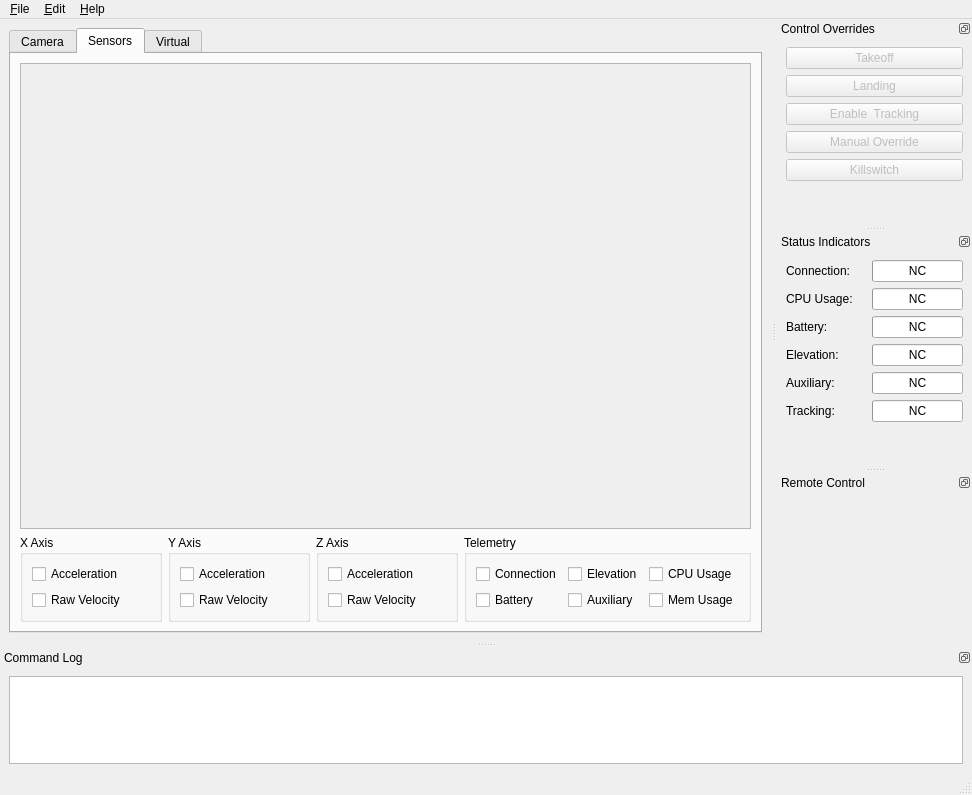
Qt form heliview/src/ApplicationFrame.ui (gcsmith/ktgt-uav-desktop) before a commit.
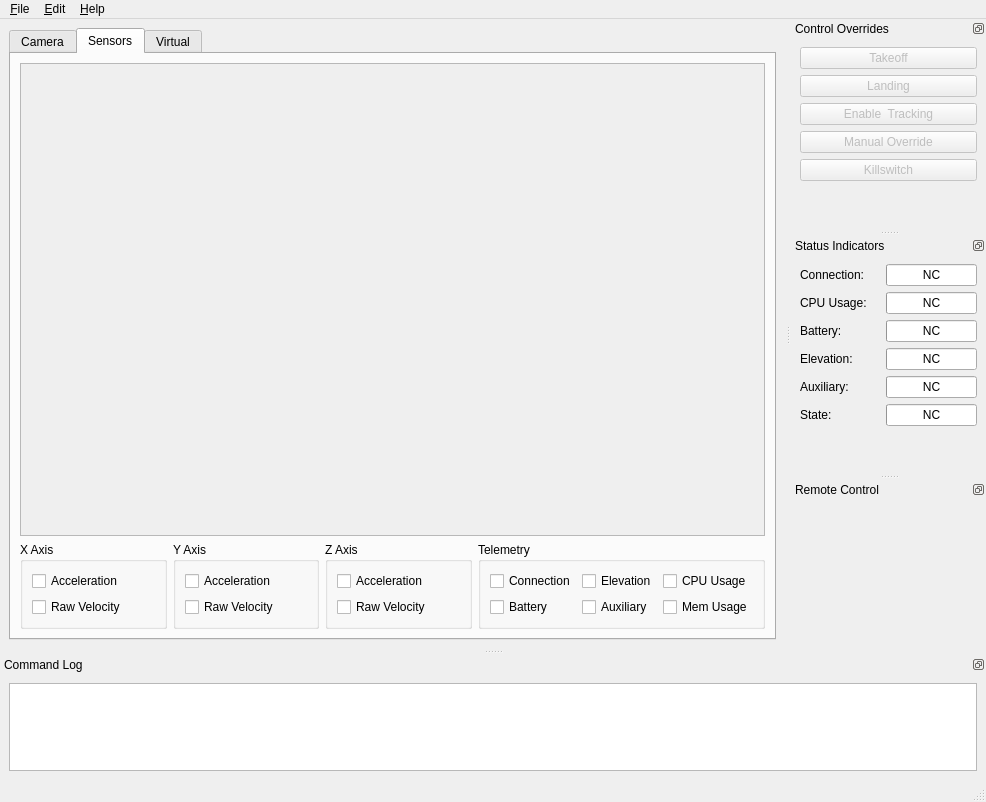
The same form after that commit. The open tabs and pages were chosen to show the change. Icons and pictures are not drawn.

Diff of the .ui file:
```diff
--- a/heliview/src/ApplicationFrame.ui
+++ b/heliview/src/ApplicationFrame.ui
@@ -6,8 +6,8 @@
    <rect>
     <x>0</x>
     <y>0</y>
-    <width>972</width>
-    <height>795</height>
+    <width>986</width>
+    <height>802</height>
    </rect>
   </property>
   <property name="windowTitle">
@@ -64,8 +64,8 @@
             <rect>
              <x>0</x>
              <y>0</y>
-             <width>729</width>
-             <height>458</height>
+             <width>96</width>
+             <height>26</height>
             </rect>
            </property>
           </widget>
@@ -219,8 +219,8 @@
     <rect>
      <x>0</x>
      <y>0</y>
-     <width>972</width>
-     <height>24</height>
+     <width>986</width>
+     <height>25</height>
     </rect>
    </property>
    <widget class="QMenu" name="menuFile">
@@ -585,7 +585,7 @@
           </size>
          </property>
          <property name="text">
-          <string>Tracking:</string>
+          <string>State:</string>
          </property>
         </widget>
        </item>
@@ -671,7 +671,7 @@
         <string>&lt;!DOCTYPE HTML PUBLIC &quot;-//W3C//DTD HTML 4.0//EN&quot; &quot;http://www.w3.org/TR/REC-html40/strict.dtd&quot;&gt;
 &lt;html&gt;&lt;head&gt;&lt;meta name=&quot;qrichtext&quot; content=&quot;1&quot; /&gt;&lt;style type=&quot;text/css&quot;&gt;
 p, li { white-space: pre-wrap; }
-&lt;/style&gt;&lt;/head&gt;&lt;body style=&quot; font-family:'Tahoma'; font-size:8pt; font-weight:400; font-style:normal;&quot;&gt;
+&lt;/style&gt;&lt;/head&gt;&lt;body style=&quot; font-family:'Sans'; font-size:10pt; font-weight:400; font-style:normal;&quot;&gt;
 &lt;p style=&quot;-qt-paragraph-type:empty; margin-top:0px; margin-bottom:0px; margin-left:0px; margin-right:0px; -qt-block-indent:0; text-indent:0px; font-family:'Sans Serif'; font-size:9pt;&quot;&gt;&lt;/p&gt;&lt;/body&gt;&lt;/html&gt;</string>
        </property>
        <property name="tabStopWidth">
```
Left out of the diff: 2 changed lines with no effect on the pictures.
